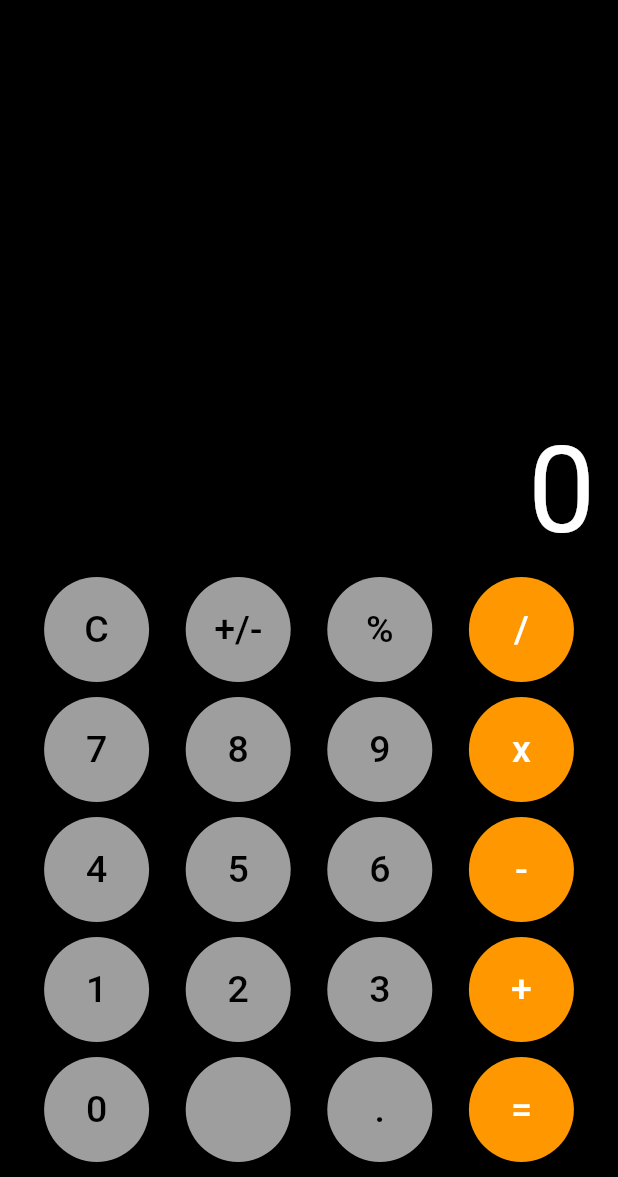
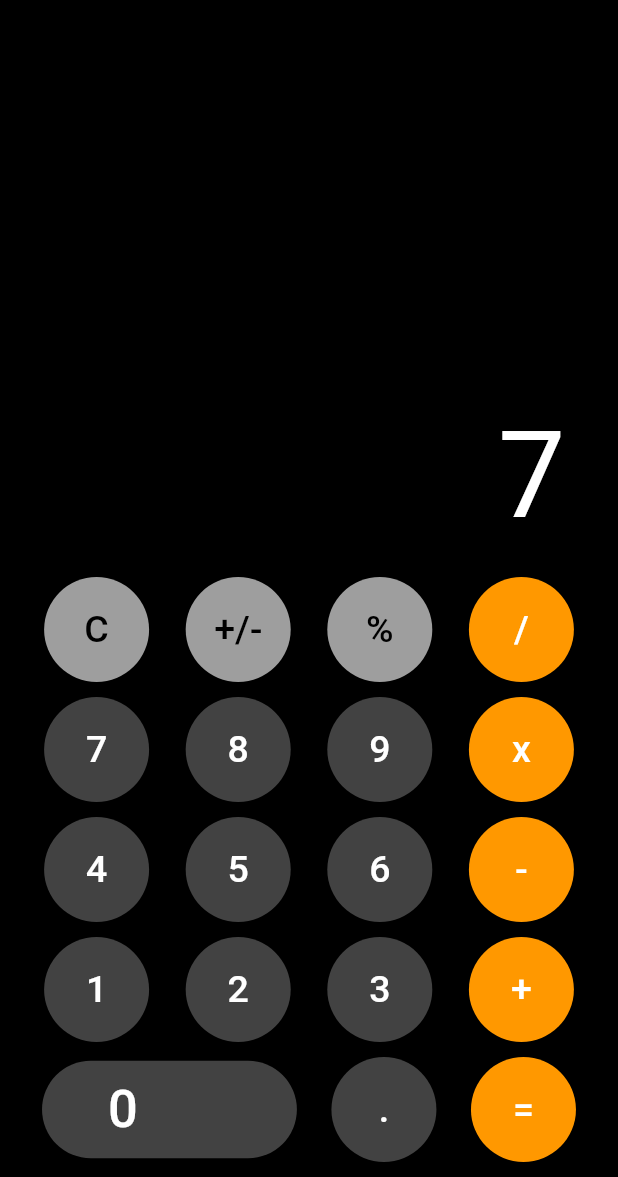
Before and after one commit to Princeadeola/calculator_project09, a Flutter app: the screen it shows after launch, after a tap on an icon or button, on a phone screen of 412 x 824 dp, the part 59-1236 px from its top. Run offline on Flutter 3.47's test engine with Material 2 defaults, Android fonts, the phone set to English and light mode, and no system bars.

```diff
--- a/lib/calculator.dart
+++ b/lib/calculator.dart
@@ -1,7 +1,6 @@
 // ignore_for_file: prefer_const_constructors
 // ignore_for_file: prefer_const_literals_to_create_immutables
 
-import 'package:flutter/cupertino.dart';
 import 'package:flutter/material.dart';
 
 class Calculator extends StatefulWidget {
@@ -14,7 +13,9 @@ class Calculator extends StatefulWidget {
 class _CalculatorState extends State<Calculator> {
   Widget numberBtn(String btnTxt, Color btnColor, Color txtColor){
     return ElevatedButton(
-        onPressed: () => {},
+        onPressed: () => {
+          calculate(btnTxt)
+        },
       style: ElevatedButton.styleFrom(
         fixedSize: Size(70, 70),
         shape: CircleBorder(),
@@ -44,9 +45,9 @@ class _CalculatorState extends State<Calculator> {
               mainAxisAlignment: MainAxisAlignment.end,
               children: [
                 Padding(
-                  padding: EdgeInsets.all(10.0),
+                  padding: EdgeInsets.fromLTRB(10.0, 0, 30.0, 20.0),
                   child: Text(
-                    "0",
+                    text,
                     textAlign: TextAlign.left,
                     style: TextStyle(color: Colors.white, fontSize: 80.0),
                   ),
@@ -68,9 +69,9 @@ class _CalculatorState extends State<Calculator> {
             Row(
               mainAxisAlignment: MainAxisAlignment.spaceEvenly,
               children: [
-                numberBtn("7", Colors.grey, Colors.black),
-                numberBtn("8", Colors.grey, Colors.black),
-                numberBtn("9", Colors.grey, Colors.black),
+                numberBtn("7", Colors.grey[800]!, Colors.white),
+                numberBtn("8", Colors.grey[800]!, Colors.white),
+                numberBtn("9", Colors.grey[800]!, Colors.white),
                 numberBtn("x", Colors.orange, Colors.white),
               ],
             ),
@@ -79,9 +80,9 @@ class _CalculatorState extends State<Calculator> {
             Row(
               mainAxisAlignment: MainAxisAlignment.spaceEvenly,
               children: [
-                numberBtn("4", Colors.grey, Colors.black),
-                numberBtn("5", Colors.grey, Colors.black),
-                numberBtn("6", Colors.grey, Colors.black),
+                numberBtn("4", Colors.grey[800]!, Colors.white),
+                numberBtn("5", Colors.grey[800]!, Colors.white),
+                numberBtn("6", Colors.grey[800]!, Colors.white),
                 numberBtn("-", Colors.orange, Colors.white),
               ],
             ),
@@ -90,9 +91,9 @@ class _CalculatorState extends State<Calculator> {
             Row(
               mainAxisAlignment: MainAxisAlignment.spaceEvenly,
               children: [
-                numberBtn("1", Colors.grey, Colors.black),
-                numberBtn("2", Colors.grey, Colors.black),
-                numberBtn("3", Colors.grey, Colors.black),
+                numberBtn("1", Colors.grey[800]!, Colors.white),
+                numberBtn("2", Colors.grey[800]!, Colors.white),
+                numberBtn("3", Colors.grey[800]!, Colors.white),
                 numberBtn("+", Colors.orange, Colors.white),
               ],
             ),
@@ -101,9 +102,21 @@ class _CalculatorState extends State<Calculator> {
             Row(
               mainAxisAlignment: MainAxisAlignment.spaceEvenly,
               children: [
-                numberBtn("0", Colors.grey, Colors.black),
-                numberBtn("", Colors.grey, Colors.black),
-                numberBtn(".", Colors.grey, Colors.black),
+                ElevatedButton(
+                    onPressed: (){},
+                  style: ElevatedButton.styleFrom(
+                    shape: StadiumBorder(),
+                    backgroundColor: Colors.grey[800]!,
+                  ),
+                    child: Padding(
+                      padding: EdgeInsets.fromLTRB(28, 12, 90, 12),
+                      child: Text(
+                        "0",
+                        style: TextStyle(fontSize: 35, color: Colors.white),
+                      ),
+                    ),
+                ),
+                numberBtn(".", Colors.grey[800]!, Colors.white),
                 numberBtn("=", Colors.orange, Colors.white),
               ],
             ),
@@ -113,4 +126,48 @@ class _CalculatorState extends State<Calculator> {
       ),
     );
   }
+
+
+  // the application logic implementations
+  int firstInput = 0;
+  int secondInput = 0;
+  String result = "";
+  String text = "";
+  String operator = "";
+
+  void calculate(String btnClicked){
+    if(btnClicked == "C"){
+      result = "";
+      text = "";
+      firstInput = 0;
+      secondInput = 0;
+    }
+    else if(btnClicked == "+" || btnClicked == "-" || btnClicked == "x" || btnClicked == "/"){
+      firstInput = int.parse(text);
+      result = "";
+      operator = btnClicked;
+    }
+    else if(btnClicked == "="){
+      secondInput = int.parse(text);
+      if(operator == "+"){
+        result = (firstInput + secondInput).toString();
+      }
+      if(operator == "-"){
+        result = (firstInput - secondInput).toString();
+      }
+      if(operator == "x"){
+        result = (firstInput * secondInput).toString();
+      }
+      if(operator == "/"){
+        result = (firstInput / secondInput).toString();
+      }
+    }else{
+      result = int.parse(text + btnClicked).toString();
+    }
+
+    setState(() {
+      text = result;
+    });
+  }
+
 }
```
